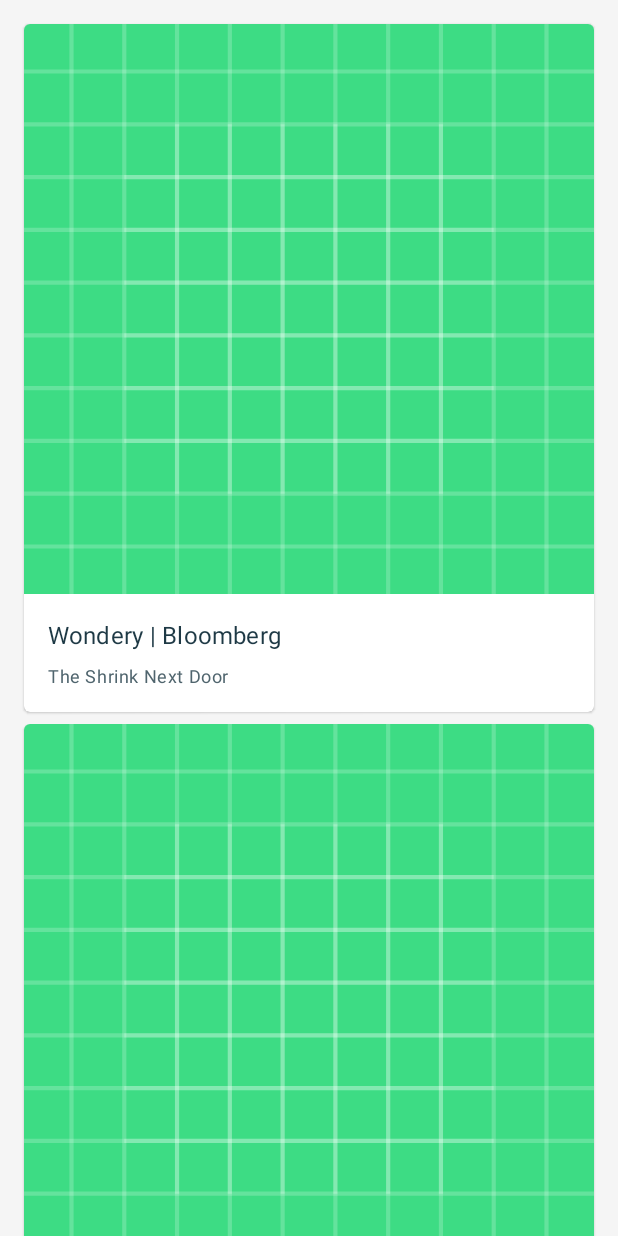
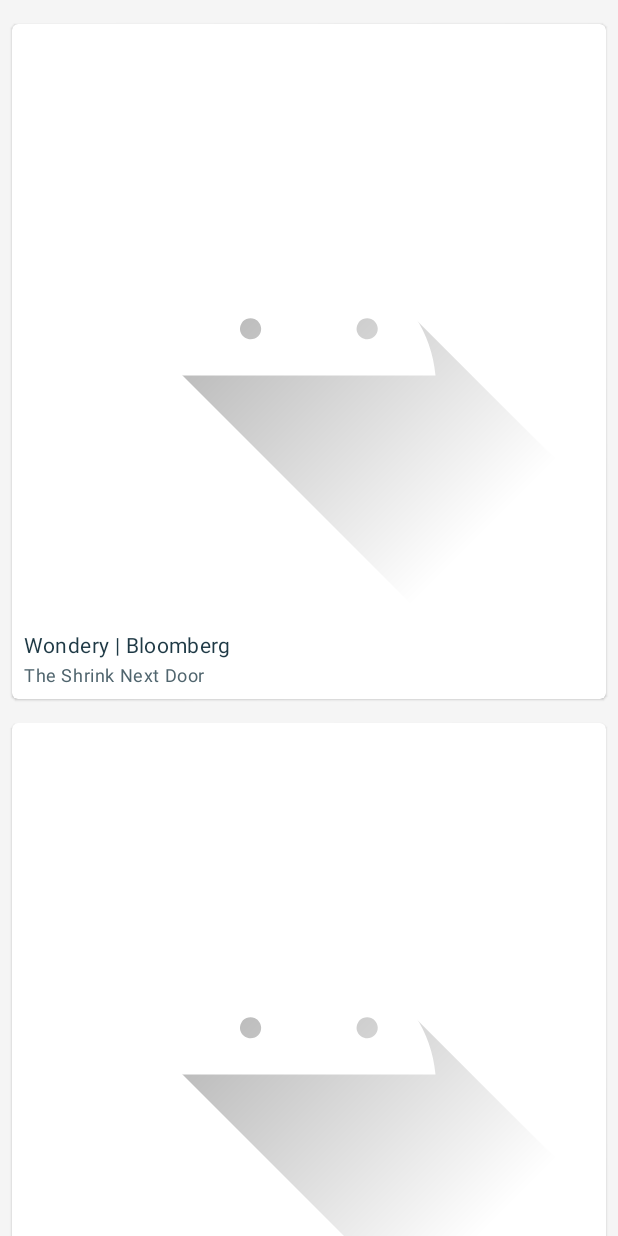
Before and after one commit to IvanClair/Silkrode, an Android app: the layout fragment_podcast_list.xml on its own in the app's theme, with its tools: preview values and no code run, on a phone screen of 412 x 824 dp. Run offline under Robolectric (Android 15) with nearby library versions, the phone set to English and light mode, and no system bars.

Commit message:
story-6 add podcast list adapter

```diff
--- a/Silkrode/app/src/main/java/personal/ivan/silkrode/api/PodcastApiResponse.kt
+++ b/Silkrode/app/src/main/java/personal/ivan/silkrode/api/PodcastApiResponse.kt
@@ -1,6 +1,8 @@
 package personal.ivan.silkrode.api
 
 import com.squareup.moshi.Json
+
+/* ------------------------------ General API Response */
 
 data class PodcastApiResponse<T>(val data: T?)
 
--- a/Silkrode/app/src/main/java/personal/ivan/silkrode/navigation/podcast/di/PodcastDi.kt
+++ b/Silkrode/app/src/main/java/personal/ivan/silkrode/navigation/podcast/di/PodcastDi.kt
@@ -10,7 +10,7 @@ import personal.ivan.silkrode.api.PodcastRepository
 import personal.ivan.silkrode.api.PodcastService
 import personal.ivan.silkrode.di.ViewModelKey
 import personal.ivan.silkrode.navigation.podcast.view.PodcastActivity
-import personal.ivan.silkrode.navigation.podcast.view.fragment.PodcastListFragment
+import personal.ivan.silkrode.navigation.podcast.view.fragment.pod_cast_list.PodcastListFragment
 import personal.ivan.silkrode.navigation.podcast.view.fragment.PlayFragment
 import personal.ivan.silkrode.navigation.podcast.view.fragment.CollectionListFragment
 import personal.ivan.silkrode.navigation.podcast.viewmodel.PodcastViewModel
--- a/Silkrode/app/src/main/res/layout/fragment_podcast_list.xml
+++ b/Silkrode/app/src/main/res/layout/fragment_podcast_list.xml
@@ -6,7 +6,6 @@
     android:layout_width="match_parent"
     android:layout_height="match_parent"
     android:clipToPadding="false"
-    android:padding="8dp"
     app:layoutManager="androidx.recyclerview.widget.GridLayoutManager"
     tools:itemCount="2"
     tools:listitem="@layout/vh_podcast" />
--- a/Silkrode/app/src/main/res/layout/vh_podcast.xml
+++ b/Silkrode/app/src/main/res/layout/vh_podcast.xml
@@ -7,30 +7,28 @@
     <androidx.constraintlayout.widget.ConstraintLayout
         android:layout_width="match_parent"
         android:layout_height="wrap_content"
-        android:paddingBottom="16dp">
+        android:paddingBottom="8dp">
 
         <ImageView
             android:id="@+id/image_view_cover"
             android:layout_width="match_parent"
             android:layout_height="0dp"
             android:contentDescription="@null"
-            android:src="@drawable/ic_launcher_background"
+            android:src="@drawable/ic_launcher_foreground"
             app:layout_constraintDimensionRatio="W,1:1"
             app:layout_constraintStart_toStartOf="parent"
             app:layout_constraintTop_toTopOf="parent" />
 
         <com.google.android.material.textview.MaterialTextView
             android:id="@+id/text_view_artistName"
-            style="@style/SilkRodeTextView.SubTitle1"
-            android:layout_marginTop="16dp"
+            style="@style/SilkRodeTextView.ArtistName"
             app:layout_constraintStart_toStartOf="parent"
             app:layout_constraintTop_toBottomOf="@+id/image_view_cover"
             tools:text="Wondery | Bloomberg" />
 
         <com.google.android.material.textview.MaterialTextView
             android:id="@+id/text_view_podcast_name"
-            style="@style/SilkRodeTextView.Caption"
-            android:layout_marginTop="8dp"
+            style="@style/SilkRodeTextView.PodcastName"
             app:layout_constraintStart_toStartOf="parent"
             app:layout_constraintTop_toBottomOf="@+id/text_view_artistName"
             tools:text="The Shrink Next Door" />
--- a/Silkrode/app/src/main/res/navigation/nav_podcast.xml
+++ b/Silkrode/app/src/main/res/navigation/nav_podcast.xml
@@ -7,7 +7,7 @@
 
     <fragment
         android:id="@+id/channelListFragment"
-        android:name="personal.ivan.silkrode.navigation.podcast.view.fragment.PodcastListFragment"
+        android:name="personal.ivan.silkrode.navigation.podcast.view.fragment.pod_cast_list.PodcastListFragment"
         android:label="ChannelListFragment"
         tools:layout="@layout/fragment_podcast_list">
         <action
--- a/Silkrode/app/src/main/res/values/styles.xml
+++ b/Silkrode/app/src/main/res/values/styles.xml
@@ -23,29 +23,21 @@
         <item name="android:layout_width">match_parent</item>
         <item name="android:layout_height">wrap_content</item>
         <item name="android:textDirection">locale</item>
-        <item name="android:layout_marginStart">16dp</item>
-        <item name="android:layout_marginEnd">16dp</item>
     </style>
 
-    <style name="SilkRodeTextView.Headline" parent="SilkRodeTextView">
-        <item name="android:textAppearance">@style/TextAppearance.MaterialComponents.Headline5
+    <style name="SilkRodeTextView.ArtistName" parent="SilkRodeTextView">
+        <item name="android:layout_marginStart">8dp</item>
+        <item name="android:layout_marginEnd">8dp</item>
+        <item name="android:layout_marginTop">8dp</item>
+        <item name="android:textAppearance">@style/TextAppearance.MaterialComponents.Body2
         </item>
         <item name="android:textColor">@color/textColorPrimary</item>
     </style>
 
-    <style name="SilkRodeTextView.SubTitle1" parent="SilkRodeTextView">
-        <item name="android:textAppearance">@style/TextAppearance.MaterialComponents.Subtitle1
-        </item>
-        <item name="android:textColor">@color/textColorPrimary</item>
-    </style>
-
-    <style name="SilkRodeTextView.SubTitle2" parent="SilkRodeTextView">
-        <item name="android:textAppearance">@style/TextAppearance.MaterialComponents.Subtitle2
-        </item>
-        <item name="android:textColor">@color/textColorPrimary</item>
-    </style>
-
-    <style name="SilkRodeTextView.Caption" parent="SilkRodeTextView">
+    <style name="SilkRodeTextView.PodcastName" parent="SilkRodeTextView">
+        <item name="android:layout_marginStart">8dp</item>
+        <item name="android:layout_marginEnd">8dp</item>
+        <item name="android:layout_marginTop">2dp</item>
         <item name="android:textAppearance">@style/TextAppearance.MaterialComponents.Caption
         </item>
         <item name="android:textColor">@color/textColorSecondary</item>
@@ -56,7 +48,7 @@
         <item name="android:layout_width">match_parent</item>
         <item name="android:layout_height">wrap_content</item>
         <item name="android:layout_marginStart">8dp</item>
-        <item name="android:layout_marginTop">8dp</item>
+        <item name="android:layout_marginTop">16dp</item>
         <item name="android:layout_marginEnd">8dp</item>
     </style>
 </resources>
```
Also changed, not shown: Silkrode/app/src/main/java/personal/ivan/silkrode/navigation/podcast/view/PodcastActivity.kt (+10 -6 lines), Silkrode/app/src/main/java/personal/ivan/silkrode/navigation/podcast/view/fragment/PodcastListFragment.kt (deleted, +0 -29 lines), Silkrode/app/src/main/java/personal/ivan/silkrode/navigation/podcast/view/fragment/pod_cast_list/PodcastListAdapter.kt (added, +59 -0 lines), Silkrode/app/src/main/java/personal/ivan/silkrode/navigation/podcast/view/fragment/pod_cast_list/PodcastListFragment.kt (added, +76 -0 lines), Silkrode/app/src/main/java/personal/ivan/silkrode/navigation/podcast/viewmodel/PodcastViewModel.kt (+10 -3 lines), Silkrode/app/src/main/java/personal/ivan/silkrode/navigation/podcast/viewmodel/PodcastViewModelExtension.kt (added, +19 -0 lines).
